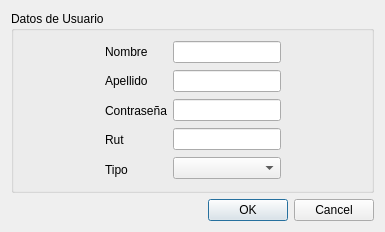
Old version of the form interfaz/FormularioUsuario.ui in the repository manuell12/CafeNostro.
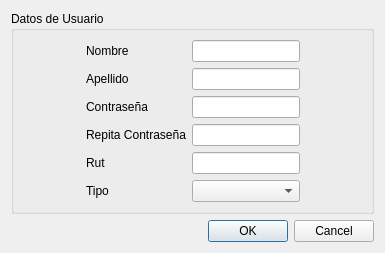
New version of the form.

```diff
--- a/interfaz/FormularioUsuario.ui
+++ b/interfaz/FormularioUsuario.ui
@@ -59,6 +59,13 @@
           </property>
          </widget>
         </item>
+        <item>
+         <widget class="QLabel" name="label_verif">
+          <property name="text">
+           <string>Repita Contraseña</string>
+          </property>
+         </widget>
+        </item>
         <item>
          <widget class="QLabel" name="label_3">
           <property name="text">
@@ -86,6 +93,9 @@
         <item>
          <widget class="QLineEdit" name="lineEdit_clave"/>
         </item>
+        <item>
+         <widget class="QLineEdit" name="lineEdit_verif"/>
+        </item>
         <item>
          <widget class="QLineEdit" name="lineEdit_rut"/>
         </item>
```
Left out of the diff: 2 changed lines with no effect on the pictures.
